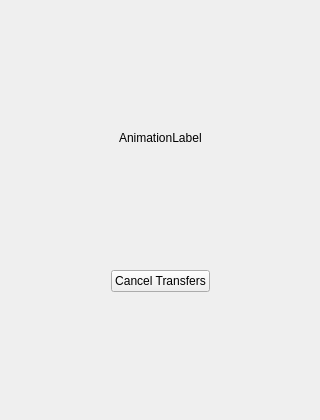
Qt form src/MEGASync/gui/linux/ScanningWidget.ui (meganz/MEGAsync) before a commit.
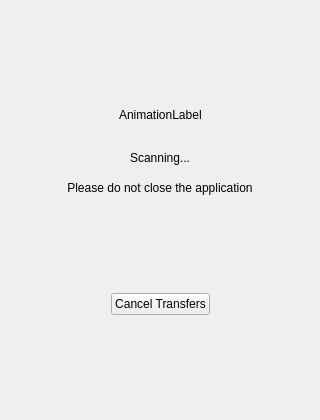
The same form after that commit.

```diff
--- a/src/MEGASync/gui/linux/ScanningWidget.ui
+++ b/src/MEGASync/gui/linux/ScanningWidget.ui
@@ -69,6 +69,58 @@
      <property name="orientation">
       <enum>Qt::Vertical</enum>
      </property>
+     <property name="sizeType">
+      <enum>QSizePolicy::Fixed</enum>
+     </property>
+     <property name="sizeHint" stdset="0">
+      <size>
+       <width>20</width>
+       <height>20</height>
+      </size>
+     </property>
+    </spacer>
+   </item>
+   <item>
+    <widget class="QLabel" name="lScanning">
+     <property name="text">
+      <string>Scanning...</string>
+     </property>
+     <property name="alignment">
+      <set>Qt::AlignCenter</set>
+     </property>
+    </widget>
+   </item>
+   <item>
+    <spacer name="verticalSpacer">
+     <property name="orientation">
+      <enum>Qt::Vertical</enum>
+     </property>
+     <property name="sizeType">
+      <enum>QSizePolicy::Fixed</enum>
+     </property>
+     <property name="sizeHint" stdset="0">
+      <size>
+       <width>20</width>
+       <height>10</height>
+      </size>
+     </property>
+    </spacer>
+   </item>
+   <item>
+    <widget class="QLabel" name="lExplanation">
+     <property name="text">
+      <string>Please do not close the application</string>
+     </property>
+     <property name="alignment">
+      <set>Qt::AlignCenter</set>
+     </property>
+    </widget>
+   </item>
+   <item>
+    <spacer name="verticalSpacer_2">
+     <property name="orientation">
+      <enum>Qt::Vertical</enum>
+     </property>
      <property name="sizeHint" stdset="0">
       <size>
        <width>20</width>
```
